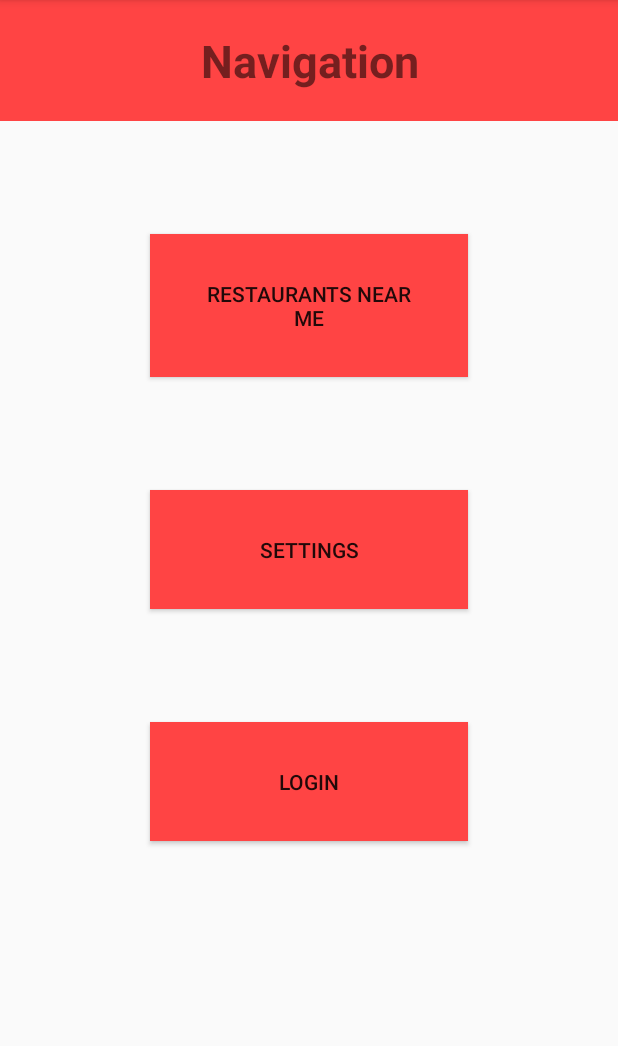
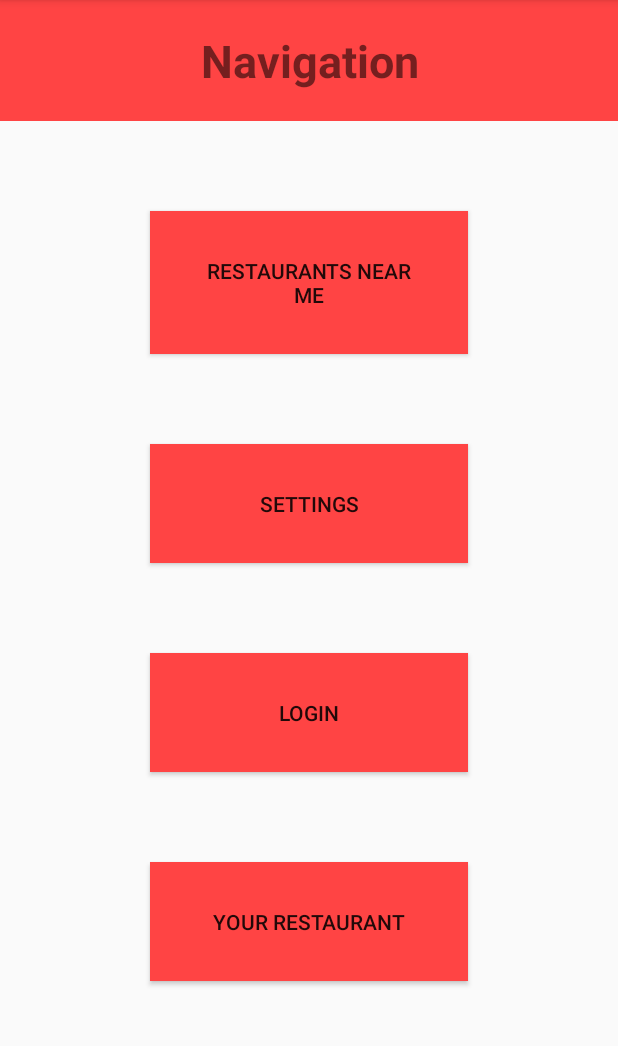
Before and after one commit to FranciscoChiocconi/l, an Android app: the LoginActivity screen opened directly, with no data from a screen before it, on a phone screen of 412 x 824 dp, the part 84-1130 px from its top. Run offline under Robolectric (Android 15) with nearby library versions, the phone set to English and light mode, and no system bars.

```diff
--- a/app/build.gradle
+++ b/app/build.gradle
@@ -26,4 +26,5 @@ dependencies {
     testImplementation 'junit:junit:4.12'
     androidTestImplementation 'androidx.test.ext:junit:1.1.0'
     androidTestImplementation 'androidx.test.espresso:espresso-core:3.1.1'
+    implementation 'androidx.gridlayout:gridlayout:1.0.0'
 }
--- a/app/src/main/java/com/example/readyresteraunt/LoginActivity.java
+++ b/app/src/main/java/com/example/readyresteraunt/LoginActivity.java
@@ -4,57 +4,46 @@ import androidx.appcompat.app.AppCompatActivity;
 import android.content.Intent;
 import android.os.Bundle;
 import android.view.View;
-import android.widget.Button;
 
 public class LoginActivity extends AppCompatActivity {
-    private Button button;
-    private Button button2;
-    private Button button3;
-
     @Override
     protected void onCreate(Bundle savedInstanceState) {
         super.onCreate(savedInstanceState);
+
         setContentView(R.layout.activity_login);
 
-        button = findViewById(R.id.loginpage);
-        button.setOnClickListener(new View.OnClickListener() {
+        findViewById(R.id.loginbutton).setOnClickListener(new View.OnClickListener() {
             @Override
             public void onClick(View v) {
-                openLogin();
+                Intent intent = new Intent(getBaseContext(), MainActivity.class);
+                startActivity(intent);
             }
         });
 
-        button2 = findViewById(R.id.restaurantspage);
-        button2.setOnClickListener(new View.OnClickListener() {
+        findViewById(R.id.restarauntsbutton).setOnClickListener(new View.OnClickListener() {
             @Override
             public void onClick(View v) {
-                openRestaraunts();
+                Intent intent = new Intent(getBaseContext(), Restaraunts.class);
+                startActivity(intent);
             }
         });
 
-        button3 = findViewById(R.id.settingspage);
-        button3.setOnClickListener(new View.OnClickListener() {
+        findViewById(R.id.settingsbutton).setOnClickListener(new View.OnClickListener() {
             @Override
             public void onClick(View v) {
-                openSettings();
+                Intent intent = new Intent(getBaseContext(), SettingsActivity.class);
+                startActivity(intent);
             }
         });
 
+        findViewById(R.id.administrationbutton).setOnClickListener(new View.OnClickListener() {
+            @Override
+            public void onClick(View v) {
+                startActivity(
+                        new Intent(getBaseContext(), AdministrationActivity.class)
+                );
+            }
+        });
 
     }
-    public void openRestaraunts(){
-        Intent intent = new Intent(getBaseContext(), Restaraunts.class);
-        startActivity(intent);
-    }
-
-    public void openLogin(){
-        Intent intent = new Intent(getBaseContext(), MainActivity.class);
-        startActivity(intent);
-    }
-
-    public void openSettings(){
-        Intent intent = new Intent(getBaseContext(), SettingsActivity.class);
-        startActivity(intent);
-    }
-
 }
--- a/app/src/main/res/layout/activity_login.xml
+++ b/app/src/main/res/layout/activity_login.xml
@@ -22,36 +22,47 @@
             android:textStyle="bold"/>
 
         <Button
-            android:id="@+id/restaurantspage"
+            android:id="@+id/restarauntsbutton"
             android:layout_width="match_parent"
             android:layout_height="wrap_content"
             android:layout_marginLeft="100dp"
-            android:layout_marginTop="75dp"
+            android:layout_marginTop="60dp"
             android:layout_marginRight="100dp"
             android:background="@android:color/holo_red_light"
             android:padding="30dp"
             android:text="Restaurants Near Me" />
 
         <Button
-            android:id="@+id/settingspage"
+            android:id="@+id/settingsbutton"
             android:layout_width="match_parent"
             android:layout_height="wrap_content"
             android:layout_marginLeft="100dp"
-            android:layout_marginTop="75dp"
+            android:layout_marginTop="60dp"
             android:layout_marginRight="100dp"
             android:background="@android:color/holo_red_light"
             android:padding="30dp"
             android:text="Settings" />
 
         <Button
-            android:id="@+id/loginpage"
+            android:id="@+id/loginbutton"
             android:layout_width="match_parent"
             android:layout_height="wrap_content"
             android:layout_marginLeft="100dp"
-            android:layout_marginTop="75dp"
+            android:layout_marginTop="60dp"
             android:layout_marginRight="100dp"
             android:background="@android:color/holo_red_light"
             android:padding="30dp"
             android:text="Login" />
+
+        <Button
+            android:id="@+id/administrationbutton"
+            android:layout_width="match_parent"
+            android:layout_height="wrap_content"
+            android:layout_marginLeft="100dp"
+            android:layout_marginTop="60dp"
+            android:layout_marginRight="100dp"
+            android:background="@android:color/holo_red_light"
+            android:padding="30dp"
+            android:text="Your Restaurant" />
     </LinearLayout>
 </LinearLayout>
--- a/app/src/main/res/layout/activity_main.xml
+++ b/app/src/main/res/layout/activity_main.xml
@@ -15,7 +15,7 @@
         android:layout_marginEnd="87dp"
         android:layout_marginBottom="55dp"
         android:gravity="center"
-        android:text="Ready Resteraunt"
+        android:text="Ready Restaurant"
         android:textSize="30dp"
         app:layout_constraintBottom_toTopOf="@+id/editText"
         app:layout_constraintEnd_toEndOf="parent"
--- a/settings.gradle
+++ b/settings.gradle
@@ -1,7 +1,2 @@
-<<<<<<< HEAD
 include ':app'
 rootProject.name='Ready Resteraunt'
-=======
-include ':app'
-rootProject.name='Ready Resteraunt'
->>>>>>> new settings page and buttons working
```
Also changed, not shown: app/src/main/AndroidManifest.xml (+6 -4 lines), app/src/main/res/layout/activity_settings.xml (+47 -50 lines), build.gradle (+0 -30 lines), gradle.properties (+0 -24 lines), 492 other files.
